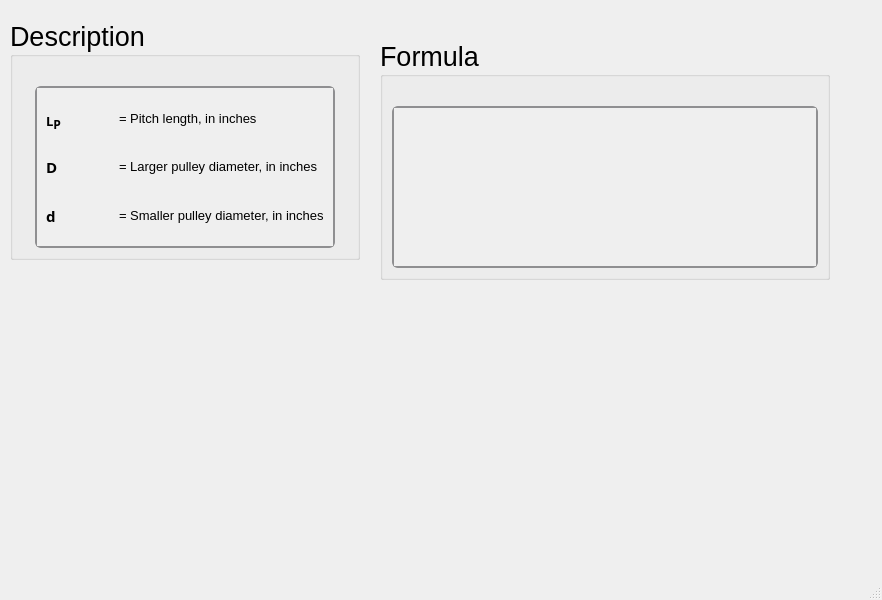
This is ui/vbelt_centerdistance.ui in Ah00ra/HNNS as Qt 5 draws it before an edit. The edited form follows.
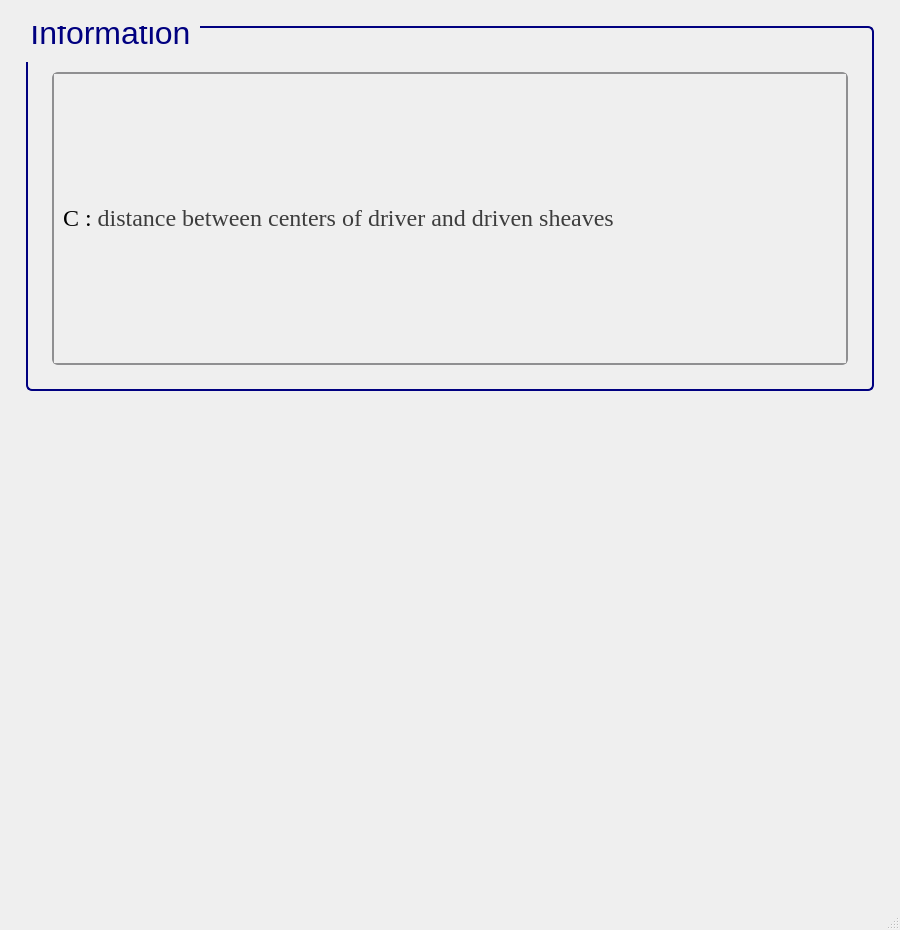
This is the edited form. Icons and pictures are not drawn.

Commit message: Add ui info to vbelt

```diff
--- a/ui/vbelt_centerdistance.ui
+++ b/ui/vbelt_centerdistance.ui
@@ -6,23 +6,39 @@
    <rect>
     <x>0</x>
     <y>0</y>
-    <width>882</width>
-    <height>600</height>
+    <width>900</width>
+    <height>930</height>
    </rect>
   </property>
+  <property name="minimumSize">
+   <size>
+    <width>900</width>
+    <height>930</height>
+   </size>
+  </property>
   <property name="windowTitle">
    <string>MainWindow</string>
   </property>
   <widget class="QWidget" name="centralwidget">
-   <widget class="QGroupBox" name="groupBox_254">
-    <property name="geometry">
-     <rect>
-      <x>10</x>
-      <y>20</y>
-      <width>350</width>
-      <height>240</height>
-     </rect>
-    </property>
+   <layout class="QGridLayout" name="gridLayout">
+    <item row="0" column="1">
+     <spacer name="verticalSpacer_26">
+      <property name="orientation">
+       <enum>Qt::Vertical</enum>
+      </property>
+      <property name="sizeType">
+       <enum>QSizePolicy::Fixed</enum>
+      </property>
+      <property name="sizeHint" stdset="0">
+       <size>
+        <width>819</width>
+        <height>17</height>
+       </size>
+      </property>
+     </spacer>
+    </item>
+    <item row="1" column="1">
+     <widget class="QGroupBox" name="groupBox_125">
     <property name="sizePolicy">
      <sizepolicy hsizetype="Minimum" vsizetype="Minimum">
       <horstretch>0</horstretch>
@@ -31,66 +47,72 @@
     </property>
     <property name="minimumSize">
      <size>
-      <width>350</width>
-      <height>0</height>
-     </size>
-    </property>
-    <property name="maximumSize">
-     <size>
-      <width>350</width>
-      <height>241</height>
+        <width>822</width>
+        <height>300</height>
      </size>
     </property>
     <property name="font">
      <font>
       <family>Segoe UI</family>
-      <pointsize>20</pointsize>
+        <pointsize>24</pointsize>
       <weight>50</weight>
       <italic>false</italic>
       <bold>false</bold>
      </font>
     </property>
+      <property name="styleSheet">
+       <string notr="true">QGroupBox {
+    border: 2px solid navy;
+    border-radius: 6px;
+    background-color: qlineargradient(x1:0, y1:0, x2:0, y2:1,
+                                      stop:0 #f6f7fa, stop:1 #dadbde);
+    font: 24pt &quot;Segoe UI&quot;;
+    padding: 5px; /* add padding inside the group box */
+    color: black;
+}
+QGroupBox::title {
+    subcontrol-origin: margin;
+    subcontrol-position: top left;
+    padding-left: 0px;
+    padding-right: 5px;
+    padding-top: 0px;
+    margin-top: -22px;  /* shift title up */
+    color: navy;
+    font-weight: bold;
+}
+</string>
+      </property>
     <property name="title">
-     <string>Description</string>
-    </property>
-    <layout class="QGridLayout" name="gridLayout_520">
-     <item row="0" column="0">
-      <spacer name="verticalSpacer_254">
+       <string>Information</string>
+      </property>
+      <layout class="QGridLayout" name="gridLayout_255">
+       <item row="1" column="2">
+        <spacer name="verticalSpacer_36">
        <property name="orientation">
-        <enum>Qt::Vertical</enum>
+          <enum>Qt::Horizontal</enum>
        </property>
        <property name="sizeType">
         <enum>QSizePolicy::Fixed</enum>
        </property>
        <property name="sizeHint" stdset="0">
         <size>
-         <width>20</width>
+           <width>10</width>
          <height>20</height>
         </size>
        </property>
       </spacer>
      </item>
-     <item row="1" column="0">
-      <widget class="QScrollArea" name="scrollArea_128">
+       <item row="1" column="1">
+        <widget class="QScrollArea" name="scrollArea_43">
        <property name="sizePolicy">
         <sizepolicy hsizetype="Minimum" vsizetype="Minimum">
          <horstretch>0</horstretch>
          <verstretch>0</verstretch>
         </sizepolicy>
        </property>
-       <property name="maximumSize">
-        <size>
-         <width>300</width>
-         <height>361</height>
-        </size>
-       </property>
        <property name="font">
         <font>
-         <family>Segoe UI</family>
          <pointsize>15</pointsize>
-         <weight>50</weight>
-         <italic>false</italic>
-         <bold>false</bold>
         </font>
        </property>
        <property name="styleSheet">
@@ -168,269 +190,70 @@
          <rect>
           <x>0</x>
           <y>0</y>
-          <width>296</width>
-          <height>146</height>
-         </rect>
-        </property>
-        <layout class="QGridLayout" name="gridLayout_521">
-         <item row="1" column="1">
-          <widget class="QLabel" name="htext_383">
-           <property name="font">
-            <font>
-             <family>MS Shell Dlg 2</family>
-             <pointsize>11</pointsize>
-             <weight>50</weight>
-             <italic>false</italic>
-             <bold>false</bold>
-            </font>
-           </property>
-           <property name="text">
-            <string>&lt;html&gt;&lt;head/&gt;&lt;body&gt;&lt;p&gt;&lt;span style=&quot; font-size:10pt;&quot;&gt;= Larger pulley diameter, in inches&lt;/span&gt;&lt;/p&gt;&lt;/body&gt;&lt;/html&gt;</string>
-           </property>
-          </widget>
-         </item>
-         <item row="1" column="0">
-          <widget class="QLabel" name="label_37">
-           <property name="font">
-            <font>
-             <family>Segoe UI Variable Small Semibol</family>
-             <pointsize>11</pointsize>
-             <weight>75</weight>
-             <bold>true</bold>
-            </font>
-           </property>
-           <property name="text">
-            <string>D</string>
-           </property>
-          </widget>
-         </item>
-         <item row="2" column="0">
-          <widget class="QLabel" name="label_38">
-           <property name="font">
-            <font>
-             <family>Segoe UI Variable Small Semibol</family>
-             <pointsize>11</pointsize>
-             <weight>75</weight>
-             <bold>true</bold>
-            </font>
-           </property>
-           <property name="text">
-            <string>d</string>
-           </property>
-          </widget>
-         </item>
-         <item row="2" column="1">
-          <widget class="QLabel" name="htext_370">
-           <property name="font">
-            <font>
-             <family>MS Shell Dlg 2</family>
-             <pointsize>11</pointsize>
-             <weight>50</weight>
-             <italic>false</italic>
-             <bold>false</bold>
-            </font>
-           </property>
-           <property name="text">
-            <string>&lt;html&gt;&lt;head/&gt;&lt;body&gt;&lt;p&gt;&lt;span style=&quot; font-size:10pt;&quot;&gt;= Smaller pulley diameter, in inches&lt;/span&gt;&lt;/p&gt;&lt;/body&gt;&lt;/html&gt;</string>
-           </property>
-          </widget>
-         </item>
+            <width>768</width>
+            <height>224</height>
+           </rect>
+          </property>
+          <layout class="QGridLayout" name="gridLayout_3">
          <item row="0" column="0">
-          <widget class="QLabel" name="label_327">
+            <widget class="QLabel" name="label_3">
            <property name="font">
             <font>
-             <family>Segoe UI Variable Small Semibol</family>
-             <pointsize>11</pointsize>
-             <weight>75</weight>
-             <bold>true</bold>
-            </font>
-           </property>
+               <family>Times New Roman</family>
+               <pointsize>18</pointsize>
+               <weight>50</weight>
+               <bold>false</bold>
+              </font>
+             </property>
+             <property name="cursor">
+              <cursorShape>ArrowCursor</cursorShape>
+             </property>
+             <property name="frameShape">
+              <enum>QFrame::NoFrame</enum>
+             </property>
            <property name="text">
-            <string>&lt;html&gt;&lt;head/&gt;&lt;body&gt;&lt;p&gt;&lt;span style=&quot; font-size:10pt;&quot;&gt;L&lt;/span&gt;&lt;span style=&quot; font-size:14pt; vertical-align:sub;&quot;&gt;P&lt;/span&gt;&lt;/p&gt;&lt;/body&gt;&lt;/html&gt;</string>
-           </property>
-          </widget>
+              <string>&lt;html&gt;&lt;head/&gt;&lt;body&gt;&lt;p&gt;&lt;span style=&quot; color:#000000;&quot;&gt;C : &lt;/span&gt;&lt;span style=&quot; color:#3d3d3d;&quot;&gt;distance between centers of driver and driven sheaves&lt;/span&gt;&lt;/p&gt;&lt;/body&gt;&lt;/html&gt;</string>
+             </property>
+            </widget>
+           </item>
+          </layout>
+         </widget>
+        </widget>
+       </item>
+       <item row="2" column="1">
+        <spacer name="verticalSpacer_37">
+         <property name="orientation">
+          <enum>Qt::Vertical</enum>
+         </property>
+         <property name="sizeType">
+          <enum>QSizePolicy::Fixed</enum>
+         </property>
+         <property name="sizeHint" stdset="0">
+          <size>
+           <width>10</width>
+           <height>10</height>
+          </size>
+         </property>
+        </spacer>
+       </item>
+       <item row="1" column="0">
+        <spacer name="verticalSpacer_34">
+         <property name="orientation">
+          <enum>Qt::Horizontal</enum>
+         </property>
+         <property name="sizeType">
+          <enum>QSizePolicy::Fixed</enum>
+         </property>
+         <property name="sizeHint" stdset="0">
+          <size>
+           <width>10</width>
+           <height>20</height>
+          </size>
+         </property>
+        </spacer>
          </item>
          <item row="0" column="1">
-          <widget class="QLabel" name="htext_986">
-           <property name="font">
-            <font>
-             <family>MS Shell Dlg 2</family>
-             <pointsize>10</pointsize>
-             <weight>50</weight>
-             <italic>false</italic>
-             <bold>false</bold>
-            </font>
-           </property>
-           <property name="text">
-            <string>&lt;html&gt;&lt;head/&gt;&lt;body&gt;&lt;p&gt;= Pitch length, in inches&lt;/p&gt;&lt;/body&gt;&lt;/html&gt;</string>
-           </property>
-          </widget>
-         </item>
-        </layout>
-       </widget>
-      </widget>
-     </item>
-    </layout>
-   </widget>
-   <widget class="QGroupBox" name="groupBox_253">
-    <property name="geometry">
-     <rect>
-      <x>380</x>
-      <y>40</y>
-      <width>450</width>
-      <height>240</height>
-     </rect>
-    </property>
-    <property name="sizePolicy">
-     <sizepolicy hsizetype="Minimum" vsizetype="Minimum">
-      <horstretch>0</horstretch>
-      <verstretch>0</verstretch>
-     </sizepolicy>
-    </property>
-    <property name="minimumSize">
-     <size>
-      <width>450</width>
-      <height>0</height>
-     </size>
-    </property>
-    <property name="maximumSize">
-     <size>
-      <width>450</width>
-      <height>241</height>
-     </size>
-    </property>
-    <property name="font">
-     <font>
-      <family>Segoe UI</family>
-      <pointsize>20</pointsize>
-      <weight>50</weight>
-      <italic>false</italic>
-      <bold>false</bold>
-     </font>
-    </property>
-    <property name="title">
-     <string>Formula</string>
-    </property>
-    <layout class="QGridLayout" name="gridLayout_518">
-     <item row="1" column="0">
-      <widget class="QScrollArea" name="scrollArea_127">
-       <property name="sizePolicy">
-        <sizepolicy hsizetype="Minimum" vsizetype="Minimum">
-         <horstretch>0</horstretch>
-         <verstretch>0</verstretch>
-        </sizepolicy>
-       </property>
-       <property name="font">
-        <font>
-         <family>Segoe UI</family>
-         <pointsize>15</pointsize>
-         <weight>50</weight>
-         <italic>false</italic>
-         <bold>false</bold>
-        </font>
-       </property>
-       <property name="styleSheet">
-        <string notr="true">QScrollArea {
-    background: qlineargradient(x1:0, y1:0, x2:0, y2:1,
-                               stop:0 #f6f7fa, stop:1 #dadbde);
-    border: 2px solid #8f8f91;
-    border-radius: 6px;
-}
-
-QScrollArea QScrollBar:vertical, QScrollArea QScrollBar:horizontal {
-    background: qlineargradient(x1:0, y1:0, x2:0, y2:1,
-                               stop:0 #f6f7fa, stop:1 #dadbde);
-    border: 2px solid #8f8f91;
-    border-radius: 6px;
-    width: 14px;
-    height: 14px;
-    margin: 2px 0 2px 0;
-}
-
-/* Completely remove the bottom button of the vertical scrollbar */
-QScrollArea QScrollBar::add-line:vertical {
-    height: 0px;
-    width: 0px;
-    border: none;
-    background: none;
-    margin: 0px;
-    padding: 0px;
-}
-
-QScrollArea QScrollBar::handle:vertical, QScrollArea QScrollBar::handle:horizontal {
-    background: qlineargradient(x1:0, y1:0, x2:0, y2:1,
-                               stop:0 #8f8f91, stop:1 #6f6f71);
-    min-height: 20px;
-    border-radius: 6px;
-    border: 1px solid #6f6f71;
-}
-
-QScrollArea QScrollBar::handle:vertical:hover, QScrollArea QScrollBar::handle:horizontal:hover {
-    background: qlineargradient(x1:0, y1:0, x2:0, y2:1,
-                               stop:0 #6f6f71, stop:1 #4f4f51);
-    border: 1px solid #4f4f51;
-}
-
-QScrollArea QScrollBar::sub-line:vertical, QScrollArea QScrollBar::add-line:horizontal, QScrollArea QScrollBar::sub-line:horizontal {
-    background: #8f8f91;
-    border: none;
-    border-radius: 3px;
-    height: 14px;
-    width: 14px;
-    subcontrol-origin: margin;
-}
-
-QScrollArea QScrollBar::sub-line:vertical:hover, QScrollArea QScrollBar::add-line:horizontal:hover, QScrollArea QScrollBar::sub-line:horizontal:hover {
-    background: #6f6f71;
-}
-
-QScrollArea QScrollBar::add-page:vertical, QScrollArea QScrollBar::sub-page:vertical,
-QScrollArea QScrollBar::add-page:horizontal, QScrollArea QScrollBar::sub-page:horizontal {
-    background: transparent;
-}
-</string>
-       </property>
-       <property name="verticalScrollBarPolicy">
-        <enum>Qt::ScrollBarAsNeeded</enum>
-       </property>
-       <property name="widgetResizable">
-        <bool>true</bool>
-       </property>
-       <widget class="QWidget" name="scrollAreaWidgetContents_127">
-        <property name="geometry">
-         <rect>
-          <x>0</x>
-          <y>0</y>
-          <width>422</width>
-          <height>146</height>
-         </rect>
-        </property>
-        <layout class="QGridLayout" name="gridLayout_519">
-         <item row="0" column="0">
-          <widget class="QLabel" name="htext_984">
-           <property name="font">
-            <font>
-             <family>MS Shell Dlg 2</family>
-             <pointsize>11</pointsize>
-             <weight>50</weight>
-             <italic>false</italic>
-             <bold>false</bold>
-            </font>
-           </property>
-           <property name="text">
-            <string>&lt;html&gt;&lt;head/&gt;&lt;body&gt;&lt;p&gt;&lt;img src=&quot;:/desc/images/C vbelt.png&quot;/&gt;&lt;/p&gt;&lt;/body&gt;&lt;/html&gt;</string>
-           </property>
-           <property name="scaledContents">
-            <bool>true</bool>
-           </property>
-          </widget>
-         </item>
-        </layout>
-       </widget>
-      </widget>
-     </item>
-     <item row="0" column="0">
-      <spacer name="verticalSpacer_253">
+        <spacer name="verticalSpacer_35">
        <property name="orientation">
         <enum>Qt::Vertical</enum>
        </property>
@@ -440,13 +263,79 @@
        <property name="sizeHint" stdset="0">
         <size>
          <width>20</width>
-         <height>20</height>
+           <height>30</height>
         </size>
        </property>
       </spacer>
      </item>
     </layout>
    </widget>
+    </item>
+    <item row="2" column="1">
+     <spacer name="verticalSpacer_23">
+      <property name="orientation">
+       <enum>Qt::Vertical</enum>
+      </property>
+      <property name="sizeType">
+       <enum>QSizePolicy::Fixed</enum>
+      </property>
+      <property name="sizeHint" stdset="0">
+       <size>
+        <width>819</width>
+        <height>17</height>
+       </size>
+      </property>
+     </spacer>
+    </item>
+    <item row="3" column="0">
+     <spacer name="verticalSpacer_25">
+      <property name="orientation">
+       <enum>Qt::Horizontal</enum>
+      </property>
+      <property name="sizeType">
+       <enum>QSizePolicy::Fixed</enum>
+      </property>
+      <property name="sizeHint" stdset="0">
+       <size>
+        <width>17</width>
+        <height>474</height>
+       </size>
+      </property>
+     </spacer>
+    </item>
+    <item row="3" column="2">
+     <spacer name="verticalSpacer_28">
+      <property name="orientation">
+       <enum>Qt::Horizontal</enum>
+      </property>
+      <property name="sizeType">
+       <enum>QSizePolicy::Fixed</enum>
+      </property>
+      <property name="sizeHint" stdset="0">
+       <size>
+        <width>17</width>
+        <height>474</height>
+       </size>
+      </property>
+     </spacer>
+    </item>
+    <item row="4" column="1">
+     <spacer name="verticalSpacer_27">
+      <property name="orientation">
+       <enum>Qt::Vertical</enum>
+      </property>
+      <property name="sizeType">
+       <enum>QSizePolicy::Fixed</enum>
+      </property>
+      <property name="sizeHint" stdset="0">
+       <size>
+        <width>819</width>
+        <height>17</height>
+       </size>
+      </property>
+     </spacer>
+    </item>
+   </layout>
   </widget>
   <widget class="QMenuBar" name="menubar">
    <property name="geometry">
```
Left out of the diff: 6 changed lines with no effect on the pictures. Lines whose indentation alone changed are shown as unchanged. The commit also changes 33 other files.
